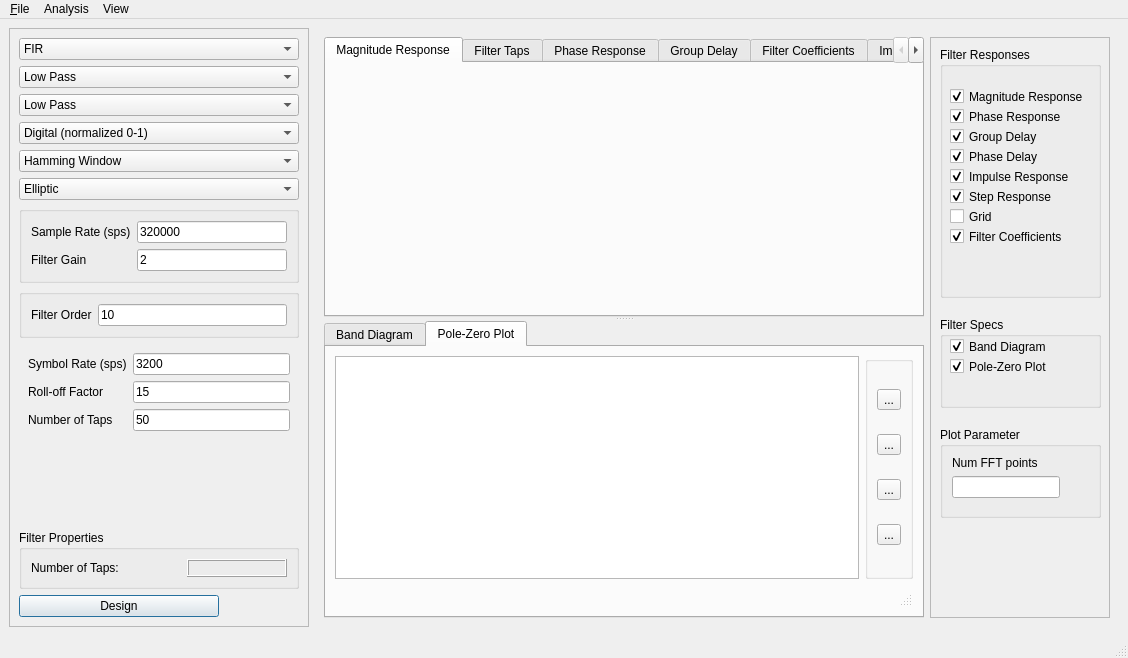
The window that python/pyqt_filter_stacked.ui (zeroXzero/gr-filtdes) describes before a commit, drawn with Qt 5.
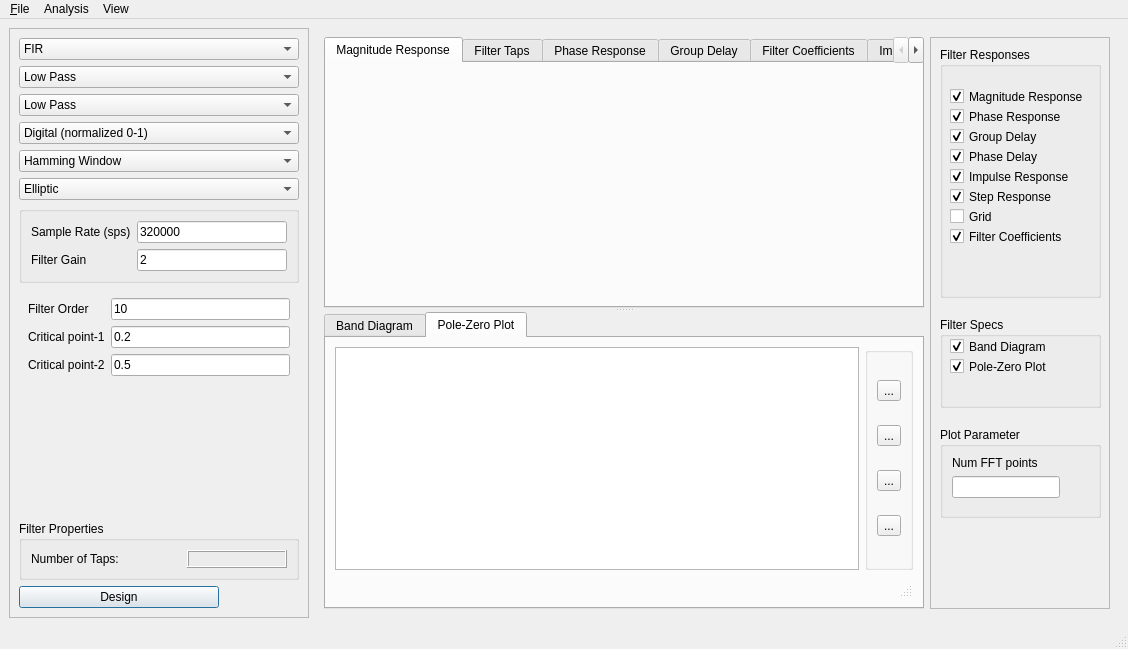
The same window after the commit. Icons and pictures are not drawn. Custom widgets are drawn as their Qt base class.

Commit message: Fixed Bessel IIR filter desgin bug

What changed in the file:
```diff
--- a/python/pyqt_filter_stacked.ui
+++ b/python/pyqt_filter_stacked.ui
@@ -1301,33 +1301,10 @@
          </layout>
         </widget>
        </item>
-       <item>
-        <widget class="QGroupBox" name="besselordBox">
-         <property name="title">
-          <string/>
-         </property>
-         <layout class="QFormLayout" name="formLayout_13">
-          <item row="0" column="0">
-           <widget class="QLabel" name="besselordLabel">
-            <property name="text">
-             <string>Filter Order</string>
-            </property>
-           </widget>
-          </item>
-          <item row="0" column="1">
-           <widget class="QLineEdit" name="besselordEdit">
-            <property name="text">
-             <string>10</string>
-            </property>
-           </widget>
-          </item>
-         </layout>
-        </widget>
-       </item>
        <item>
         <widget class="QStackedWidget" name="filterTypeWidget">
          <property name="currentIndex">
-          <number>4</number>
+          <number>10</number>
          </property>
          <widget class="QWidget" name="firlpfPage">
           <layout class="QFormLayout" name="formLayout">
@@ -1994,6 +1971,55 @@
            </item>
           </layout>
          </widget>
+         <widget class="QWidget" name="iirbesselPage">
+          <layout class="QFormLayout" name="formLayout_13">
+           <property name="fieldGrowthPolicy">
+            <enum>QFormLayout::AllNonFixedFieldsGrow</enum>
+           </property>
+           <item row="0" column="0">
+            <widget class="QLabel" name="besselordLabel">
+             <property name="text">
+              <string>Filter Order</string>
+             </property>
+            </widget>
+           </item>
+           <item row="0" column="1">
+            <widget class="QLineEdit" name="besselordEdit">
+             <property name="text">
+              <string>10</string>
+             </property>
+            </widget>
+           </item>
+           <item row="1" column="0">
+            <widget class="QLabel" name="iirbesselcritLabel1">
+             <property name="text">
+              <string>Critical point-1</string>
+             </property>
+            </widget>
+           </item>
+           <item row="1" column="1">
+            <widget class="QLineEdit" name="iirbesselcritEdit1">
+             <property name="text">
+              <string>0.2</string>
+             </property>
+            </widget>
+           </item>
+           <item row="2" column="1">
+            <widget class="QLineEdit" name="iirbesselcritEdit2">
+             <property name="text">
+              <string>0.5</string>
+             </property>
+            </widget>
+           </item>
+           <item row="2" column="0">
+            <widget class="QLabel" name="iirbesselcritLabel2">
+             <property name="text">
+              <string>Critical point-2</string>
+             </property>
+            </widget>
+           </item>
+          </layout>
+         </widget>
         </widget>
        </item>
        <item>
```
The commit also changes 2 other files.
